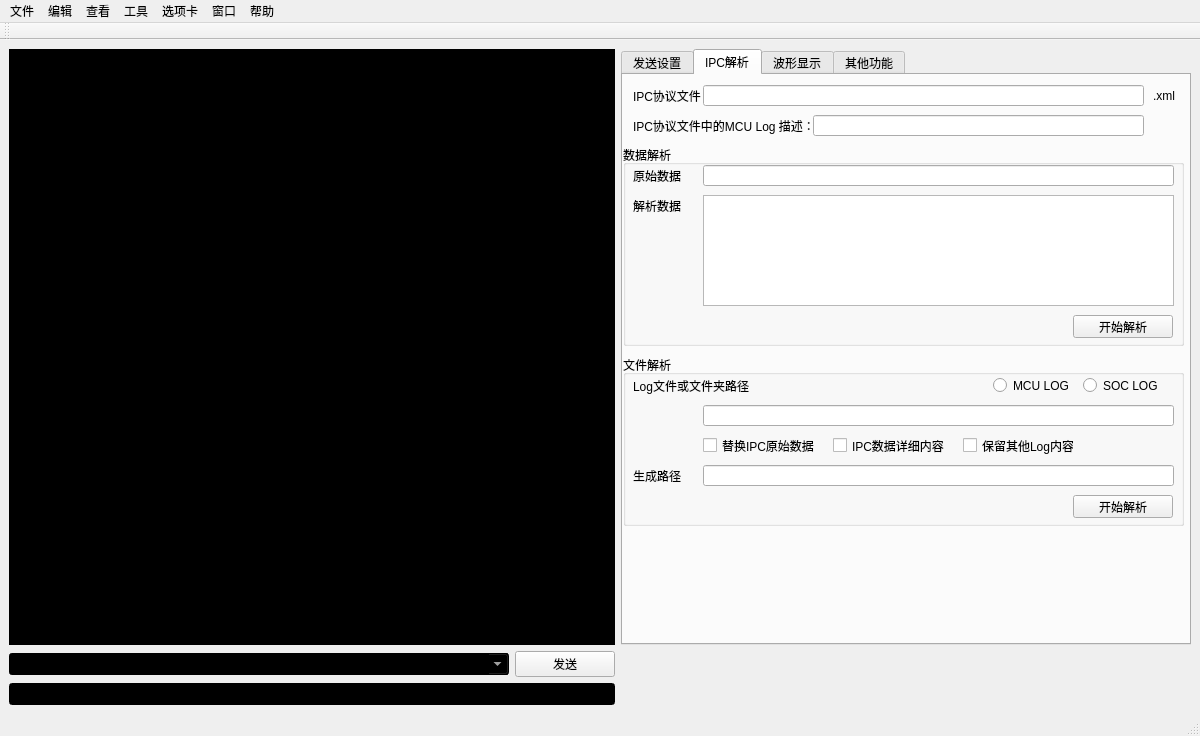
Before: the Qt Designer form ui/mainwindow.ui in Lancer-zhang/py_serialtool, drawn with Qt 5.
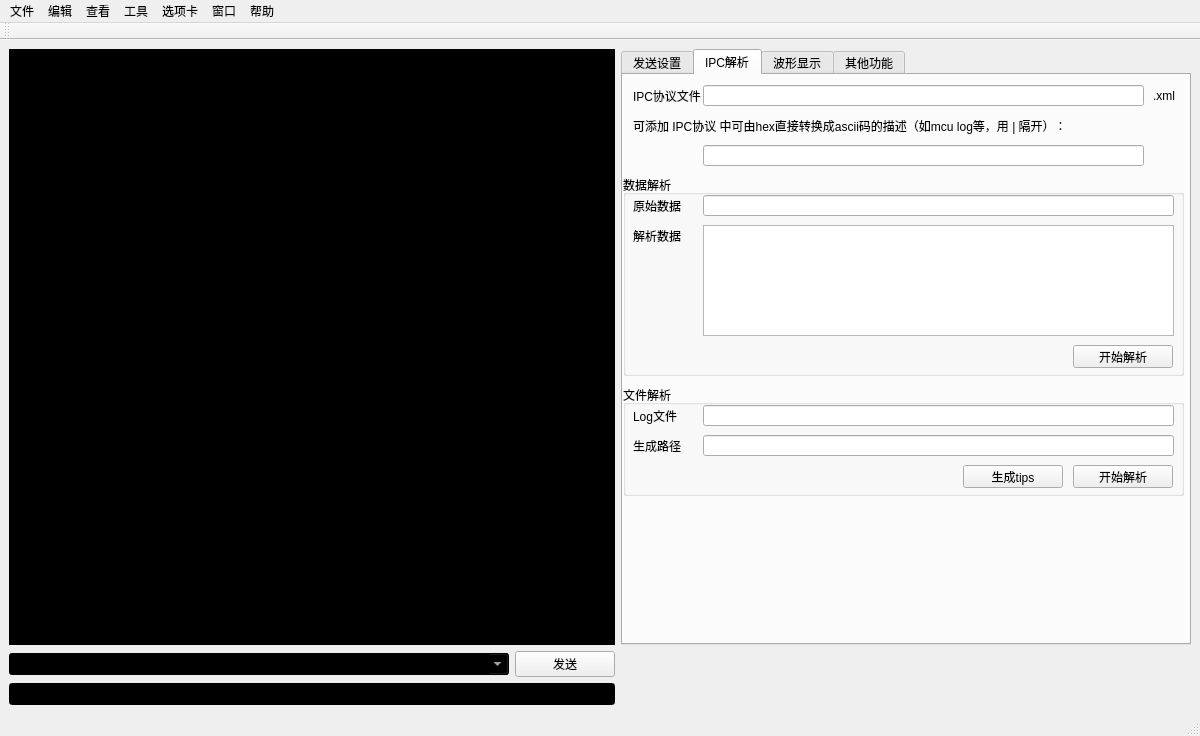
After: the same form once the commit is applied. The open tabs and pages were chosen to show the change.

What changed in the file:
```diff
--- a/ui/mainwindow.ui
+++ b/ui/mainwindow.ui
@@ -150,7 +150,7 @@
        </size>
       </property>
       <property name="currentIndex">
-       <number>0</number>
+       <number>1</number>
       </property>
       <widget class="QWidget" name="tab_serial">
        <attribute name="title">
@@ -767,7 +767,7 @@
         <property name="geometry">
          <rect>
           <x>0</x>
-          <y>70</y>
+          <y>100</y>
           <width>561</width>
           <height>201</height>
          </rect>
@@ -887,9 +887,9 @@
         <property name="geometry">
          <rect>
           <x>0</x>
-          <y>280</y>
+          <y>310</y>
           <width>561</width>
-          <height>171</height>
+          <height>111</height>
          </rect>
         </property>
         <property name="title">
@@ -899,7 +899,7 @@
          <property name="geometry">
           <rect>
            <x>450</x>
-           <y>140</y>
+           <y>80</y>
            <width>100</width>
            <height>23</height>
           </rect>
@@ -924,17 +924,20 @@
          <property name="geometry">
           <rect>
            <x>80</x>
-           <y>50</y>
+           <y>20</y>
            <width>471</width>
            <height>21</height>
           </rect>
          </property>
+         <property name="dragEnabled">
+          <bool>true</bool>
+         </property>
         </widget>
         <widget class="QLineEdit" name="lineEditinputIPC_file_obj">
          <property name="geometry">
           <rect>
            <x>80</x>
-           <y>110</y>
+           <y>50</y>
            <width>471</width>
            <height>21</height>
           </rect>
@@ -942,12 +945,15 @@
          <property name="text">
           <string/>
          </property>
+         <property name="dragEnabled">
+          <bool>true</bool>
+         </property>
         </widget>
         <widget class="QLabel" name="label_25">
          <property name="geometry">
           <rect>
            <x>10</x>
-           <y>110</y>
+           <y>50</y>
            <width>71</width>
            <height>21</height>
           </rect>
@@ -956,82 +962,42 @@
           <string>生成路径</string>
          </property>
         </widget>
-        <widget class="QCheckBox" name="checkBox_replace_IPC">
-         <property name="geometry">
-          <rect>
-           <x>80</x>
-           <y>80</y>
-           <width>121</width>
-           <height>21</height>
-          </rect>
-         </property>
-         <property name="text">
-          <string>替换IPC原始数据</string>
-         </property>
-        </widget>
-        <widget class="QCheckBox" name="checkBox_Detail_IPC">
-         <property name="geometry">
-          <rect>
-           <x>210</x>
-           <y>80</y>
-           <width>121</width>
-           <height>21</height>
-          </rect>
-         </property>
-         <property name="text">
-          <string>IPC数据详细内容</string>
-         </property>
-        </widget>
-        <widget class="QCheckBox" name="checkBox_Reserve_IPC">
-         <property name="geometry">
-          <rect>
-           <x>340</x>
-           <y>80</y>
-           <width>111</width>
-           <height>21</height>
-          </rect>
-         </property>
-         <property name="text">
-          <string>保留其他Log内容</string>
-         </property>
-        </widget>
         <widget class="QLabel" name="label_27">
          <property name="geometry">
           <rect>
            <x>10</x>
            <y>20</y>
-           <width>151</width>
+           <width>71</width>
            <height>21</height>
           </rect>
          </property>
          <property name="text">
-          <string>Log文件或文件夹路径</string>
+          <string>Log文件</string>
          </property>
         </widget>
-        <widget class="QRadioButton" name="radioButton_MCULOG">
+        <widget class="QPushButton" name="button_ipcparse_tip">
          <property name="geometry">
           <rect>
-           <x>370</x>
-           <y>20</y>
-           <width>89</width>
-           <height>21</height>
+           <x>340</x>
+           <y>80</y>
+           <width>100</width>
+           <height>23</height>
           </rect>
          </property>
-         <property name="text">
-          <string>MCU LOG</string>
+         <property name="minimumSize">
+          <size>
+           <width>100</width>
+           <height>0</height>
+          </size>
          </property>
-        </widget>
-        <widget class="QRadioButton" name="radioButton_SOCLOG">
-         <property name="geometry">
-          <rect>
-           <x>460</x>
-           <y>20</y>
-           <width>89</width>
-           <height>21</height>
-          </rect>
+         <property name="maximumSize">
+          <size>
+           <width>100</width>
+           <height>16777215</height>
+          </size>
          </property>
          <property name="text">
-          <string>SOC LOG</string>
+          <string>生成tips</string>
          </property>
         </widget>
        </widget>
@@ -1040,20 +1006,20 @@
          <rect>
           <x>10</x>
           <y>40</y>
-          <width>181</width>
+          <width>431</width>
           <height>21</height>
          </rect>
         </property>
         <property name="text">
-         <string>IPC协议文件中的MCU Log 描述：</string>
+         <string>可添加 IPC协议 中可由hex直接转换成ascii码的描述（如mcu log等，用 | 隔开）：</string>
         </property>
        </widget>
        <widget class="QLineEdit" name="lineEditinputIPC_doc_2">
         <property name="geometry">
          <rect>
-          <x>190</x>
-          <y>40</y>
-          <width>331</width>
+          <x>80</x>
+          <y>70</y>
+          <width>441</width>
           <height>21</height>
          </rect>
         </property>
```
